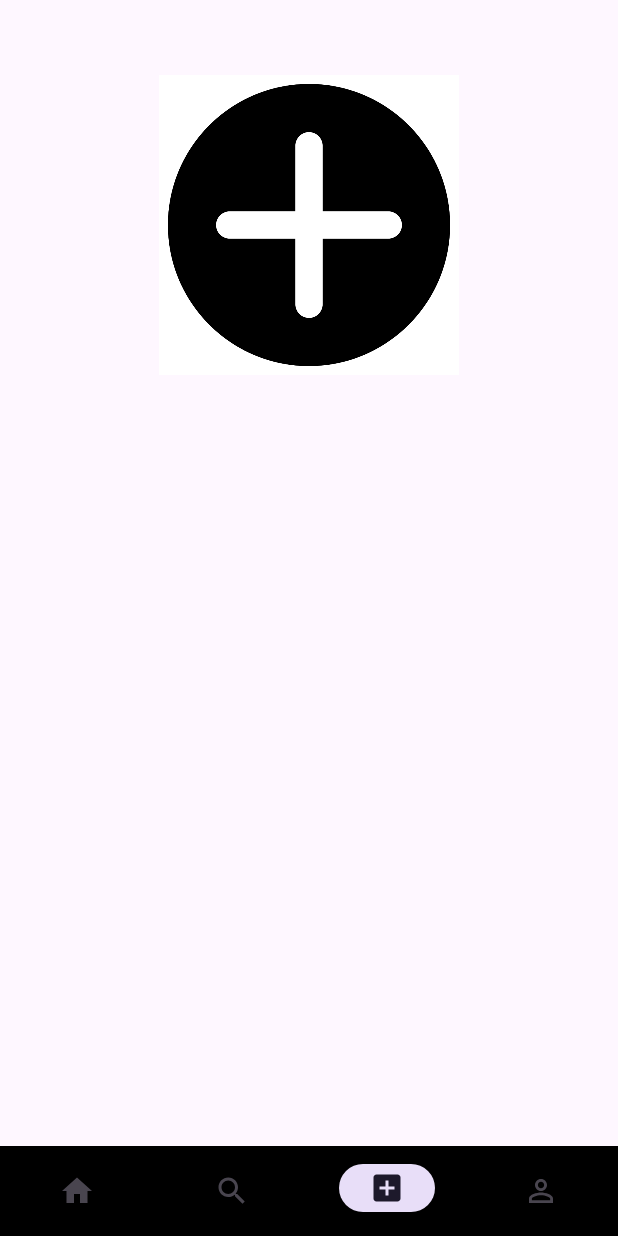
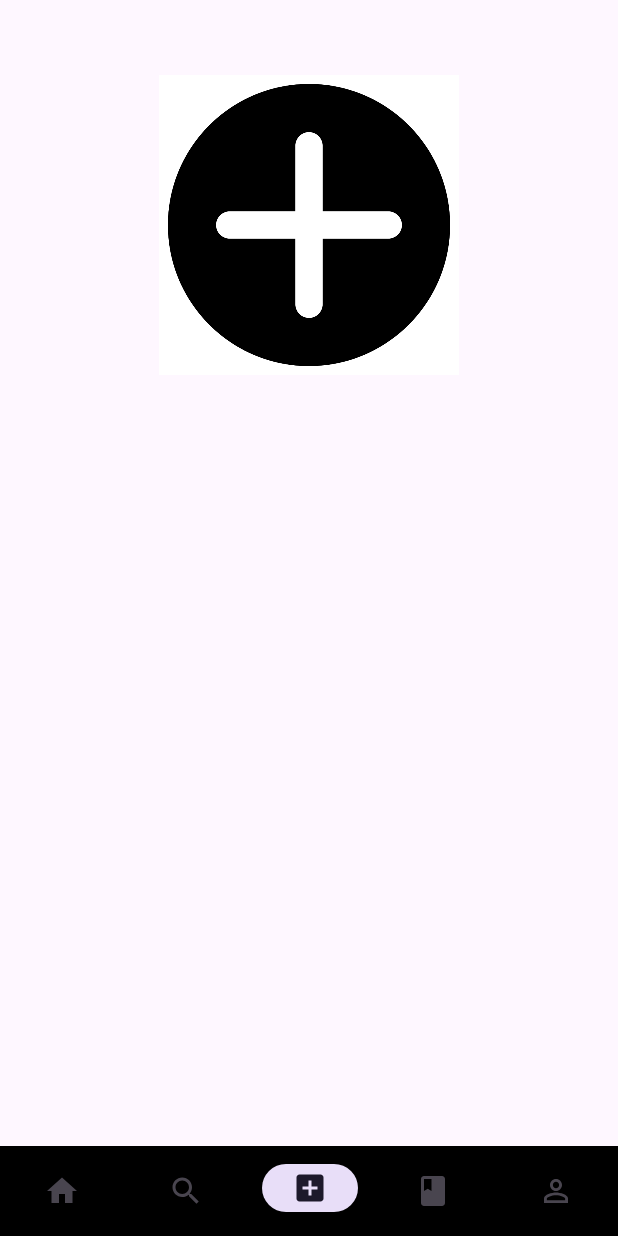
Before and after one commit to MYavuz25/RecipeAplication, an Android app: the recipeAddFragment screen opened through its navigation route, on a phone screen of 412 x 824 dp. Run offline under Robolectric (Android 15) with nearby library versions, the phone set to English and light mode, and no system bars; our stand-ins replace RxJava, navigation-ui; network calls fail; 1 statement that could not run was skipped.

Commit message:
duzenlemeler yapildi

```diff
--- a/app/src/main/AndroidManifest.xml
+++ b/app/src/main/AndroidManifest.xml
@@ -17,7 +17,8 @@
             android:exported="false" />
         <activity
             android:name=".MainActivity"
-            android:exported="true">
+            android:exported="true"
+            android:windowSoftInputMode="adjustPan">
             <intent-filter>
                 <action android:name="android.intent.action.MAIN" />
 
--- /dev/null
+++ b/app/src/main/java/com/example/recipeapplication/Service.kt
@@ -0,0 +1,14 @@
+package com.example.recipeapplication
+
+import io.reactivex.Observable
+import retrofit2.Response
+import retrofit2.http.GET
+
+interface Service {
+
+    @GET("MYavuz25/service/main/recipes.json")
+    //@GET("atilsamancioglu/K21-JSONDataSet/master/crypto.json")
+    suspend fun getData():Response<List<Recipe_model>>
+
+
+}
--- a/app/src/main/java/com/example/recipeapplication/homeFragment.kt
+++ b/app/src/main/java/com/example/recipeapplication/homeFragment.kt
@@ -5,12 +5,30 @@ import androidx.fragment.app.Fragment
 import android.view.LayoutInflater
 import android.view.View
 import android.view.ViewGroup
+import android.widget.Toast
+import androidx.fragment.app.FragmentTransaction
+import androidx.recyclerview.widget.GridLayoutManager
+import androidx.recyclerview.widget.RecyclerView
+import com.example.recipeapplication.databinding.FragmentHomeBinding
+import kotlinx.coroutines.CoroutineScope
+import kotlinx.coroutines.Dispatchers
+import kotlinx.coroutines.Job
+import kotlinx.coroutines.launch
+import kotlinx.coroutines.withContext
+import retrofit2.Retrofit
+import retrofit2.converter.gson.GsonConverterFactory
 
 
-class homeFragment : Fragment() {
+class homeFragment : Fragment() ,recyclerAdapter.Listener {
+    private val Base_Url="https://raw.githubusercontent.com/"
+    private var recipeModels:ArrayList<Recipe_model>?=null
+    private var job: Job?=null
+    private var recyclerAdapter:recyclerAdapter?=null
+    private lateinit var binding: FragmentHomeBinding
 
     override fun onCreate(savedInstanceState: Bundle?) {
         super.onCreate(savedInstanceState)
+
 
     }
 
@@ -19,8 +37,51 @@ class homeFragment : Fragment() {
         savedInstanceState: Bundle?
     ): View? {
         // Inflate the layout for this fragment
-        return inflater.inflate(R.layout.fragment_home, container, false)
+        binding=FragmentHomeBinding.inflate(inflater,container,false)
+        return binding.root
+
     }
 
+    override fun onViewCreated(view: View, savedInstanceState: Bundle?) {
+        super.onViewCreated(view, savedInstanceState)
+        val layoutManager:RecyclerView.LayoutManager=GridLayoutManager(context,2)
+        binding.recyclerView.layoutManager=layoutManager
+        loadData()
+
+
+
+    }
+    fun loadData(){
+        val retrofit= Retrofit.Builder()
+            .baseUrl(Base_Url)
+            .addConverterFactory(GsonConverterFactory.create())
+            .build()
+            .create(Service::class.java)
+
+        job= CoroutineScope(Dispatchers.IO).launch {
+            val response=retrofit.getData()
+            withContext(Dispatchers.Main){
+                if (response.isSuccessful){
+                    response.body()?.let {
+                        recipeModels= ArrayList(it)
+                        recipeModels?.let {
+                            recyclerAdapter= recyclerAdapter(it,this@homeFragment)
+                            binding.recyclerView.adapter=recyclerAdapter
+                        }
+
+                    }
+                }
+            }
+        }
+
+    }
+
+    override fun onRecipeclick(recipeModel: Recipe_model) {
+        Toast.makeText(context,recipeModel.Name,Toast.LENGTH_SHORT).show()
+    }
+
+    override fun onDestroy() {
+        super.onDestroy()
+    }
 
 }
--- a/app/src/main/java/com/example/recipeapplication/loginActivity.kt
+++ b/app/src/main/java/com/example/recipeapplication/loginActivity.kt
@@ -20,6 +20,7 @@ class loginActivity : AppCompatActivity() {
         binding=ActivityLoginBinding.inflate(layoutInflater)
         setContentView(binding.root)
         auth=Firebase.auth
+
 
     }
     fun girisYap(view: View){
--- /dev/null
+++ b/app/src/main/res/drawable/ic_tarifler.xml
@@ -0,0 +1,5 @@
+<vector android:height="24dp" android:tint="#FFFFFF"
+    android:viewportHeight="24" android:viewportWidth="24"
+    android:width="24dp" xmlns:android="http://schemas.android.com/apk/res/android">
+    <path android:fillColor="@android:color/white" android:pathData="M18,2H6c-1.1,0 -2,0.9 -2,2v16c0,1.1 0.9,2 2,2h12c1.1,0 2,-0.9 2,-2V4c0,-1.1 -0.9,-2 -2,-2zM6,4h5v8l-2.5,-1.5L6,12V4z"/>
+</vector>
--- a/app/src/main/res/layout/activity_main.xml
+++ b/app/src/main/res/layout/activity_main.xml
@@ -1,5 +1,6 @@
 <?xml version="1.0" encoding="utf-8"?>
-<androidx.constraintlayout.widget.ConstraintLayout xmlns:android="http://schemas.android.com/apk/res/android"
+<RelativeLayout
+    xmlns:android="http://schemas.android.com/apk/res/android"
     xmlns:app="http://schemas.android.com/apk/res-auto"
     xmlns:tools="http://schemas.android.com/tools"
     android:layout_width="match_parent"
@@ -13,22 +14,14 @@
         android:layout_height="60dp"
         android:layout_alignParentBottom="true"
         android:background="@color/black"
-        app:layout_constraintBottom_toBottomOf="parent"
-        app:layout_constraintEnd_toEndOf="parent"
-        app:layout_constraintStart_toStartOf="parent"
         app:menu="@menu/bottom_navigation_menu" />
 
     <androidx.fragment.app.FragmentContainerView
         android:id="@+id/fragmentContainerView2"
         android:name="androidx.navigation.fragment.NavHostFragment"
-        android:layout_width="0dp"
+        android:layout_width="match_parent"
         android:layout_height="0dp"
-        app:defaultNavHost="true"
-        app:layout_constraintBottom_toTopOf="@+id/bottomNavigationView"
-        app:layout_constraintEnd_toEndOf="parent"
-        app:layout_constraintHorizontal_bias="0.473"
-        app:layout_constraintStart_toStartOf="parent"
-        app:layout_constraintTop_toTopOf="parent"
-        app:layout_constraintVertical_bias="0.51"
+        android:layout_alignParentTop="true"
+        android:layout_above="@+id/bottomNavigationView"
         app:navGraph="@navigation/navigation_graph" />
-</androidx.constraintlayout.widget.ConstraintLayout>
+</RelativeLayout>
--- a/app/src/main/res/menu/bottom_navigation_menu.xml
+++ b/app/src/main/res/menu/bottom_navigation_menu.xml
@@ -13,6 +13,10 @@
         android:id="@+id/recipeAddFragment"
         android:title=""
         android:icon="@drawable/ic_add" />
+    <item
+        android:title=""
+        android:icon="@drawable/ic_tarifler"
+        />
 
     <item
         android:id="@+id/profileFragment"
```
Also changed, not shown: app/build.gradle.kts (+13 -5 lines), app/src/main/java/com/example/recipeapplication/MainActivity.kt (+17 -0 lines), app/src/main/java/com/example/recipeapplication/Recipe_model.kt (added, +8 -0 lines), app/src/main/java/com/example/recipeapplication/data/LoginDataSource.kt (deleted, +0 -24 lines), app/src/main/java/com/example/recipeapplication/data/LoginRepository.kt (deleted, +0 -46 lines), app/src/main/java/com/example/recipeapplication/data/Result.kt (deleted, +0 -18 lines), app/src/main/java/com/example/recipeapplication/data/model/LoggedInUser.kt (deleted, +0 -9 lines), app/src/main/java/com/example/recipeapplication/recipeAddFragment.kt (+5 -2 lines), app/src/main/java/com/example/recipeapplication/recyclerAdapter.kt (added, +37 -0 lines), app/src/main/res/layout/fragment_home.xml (+0 -11 lines), app/src/main/res/layout/recyclerview_element.xml (added, +46 -0 lines).
